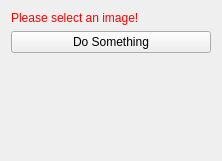
Old version of the form Plugins/org.mitk.dicomrtview/src/internal/DcmRTVControls.ui in the repository MITK/MITK.
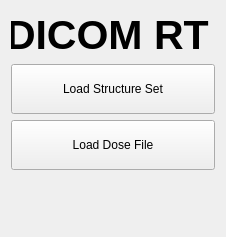
New version of the form.

Commit message:
dicomRT dose loading
implemented a button for reading the dose files with a lookuptable

Diff of the .ui file:
```diff
--- a/Plugins/org.mitk.dicomrtview/src/internal/DcmRTVControls.ui
+++ b/Plugins/org.mitk.dicomrtview/src/internal/DcmRTVControls.ui
@@ -7,7 +7,7 @@
     <x>0</x>
     <y>0</y>
     <width>222</width>
-    <height>161</height>
+    <height>237</height>
    </rect>
   </property>
   <property name="minimumSize">
@@ -20,23 +20,59 @@
    <string>QmitkTemplate</string>
   </property>
   <layout class="QVBoxLayout" name="verticalLayout">
-   <item>
-    <widget class="QLabel" name="labelWarning">
-     <property name="styleSheet">
-      <string notr="true">QLabel { color: rgb(255, 0, 0) }</string>
+   <item alignment="Qt::AlignHCenter|Qt::AlignVCenter">
+    <widget class="QLabel" name="label">
+     <property name="minimumSize">
+      <size>
+       <width>204</width>
+       <height>0</height>
+      </size>
+     </property>
+     <property name="font">
+      <font>
+       <pointsize>31</pointsize>
+       <weight>75</weight>
+       <bold>true</bold>
+       <kerning>true</kerning>
+      </font>
+     </property>
+     <property name="layoutDirection">
+      <enum>Qt::LeftToRight</enum>
      </property>
      <property name="text">
-      <string>Please select an image!</string>
+      <string>DICOM RT </string>
+     </property>
+     <property name="alignment">
+      <set>Qt::AlignCenter</set>
      </property>
     </widget>
    </item>
    <item>
     <widget class="QPushButton" name="buttonPerformImageProcessing">
+     <property name="minimumSize">
+      <size>
+       <width>0</width>
+       <height>50</height>
+      </size>
+     </property>
      <property name="toolTip">
       <string>Do image processing</string>
      </property>
      <property name="text">
-      <string>Do Something</string>
+      <string>Load Structure Set</string>
+     </property>
+    </widget>
+   </item>
+   <item>
+    <widget class="QPushButton" name="pushButton">
+     <property name="minimumSize">
+      <size>
+       <width>0</width>
+       <height>50</height>
+      </size>
+     </property>
+     <property name="text">
+      <string>Load Dose File</string>
      </property>
     </widget>
    </item>
```
The commit also changes 5 other files.
